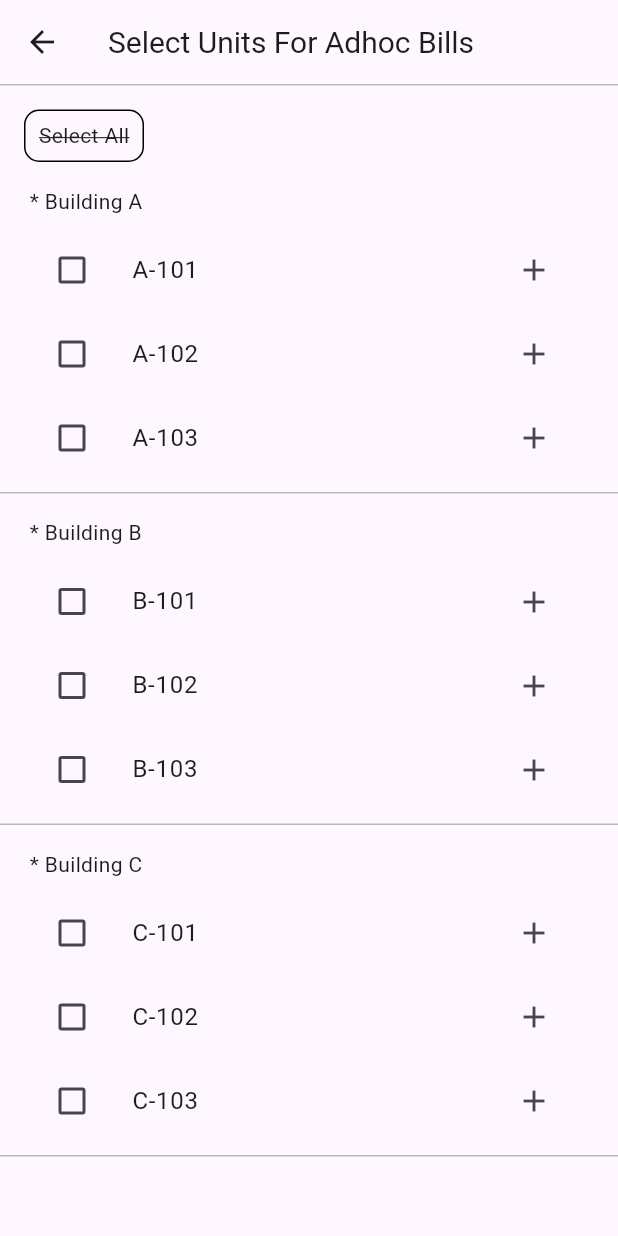
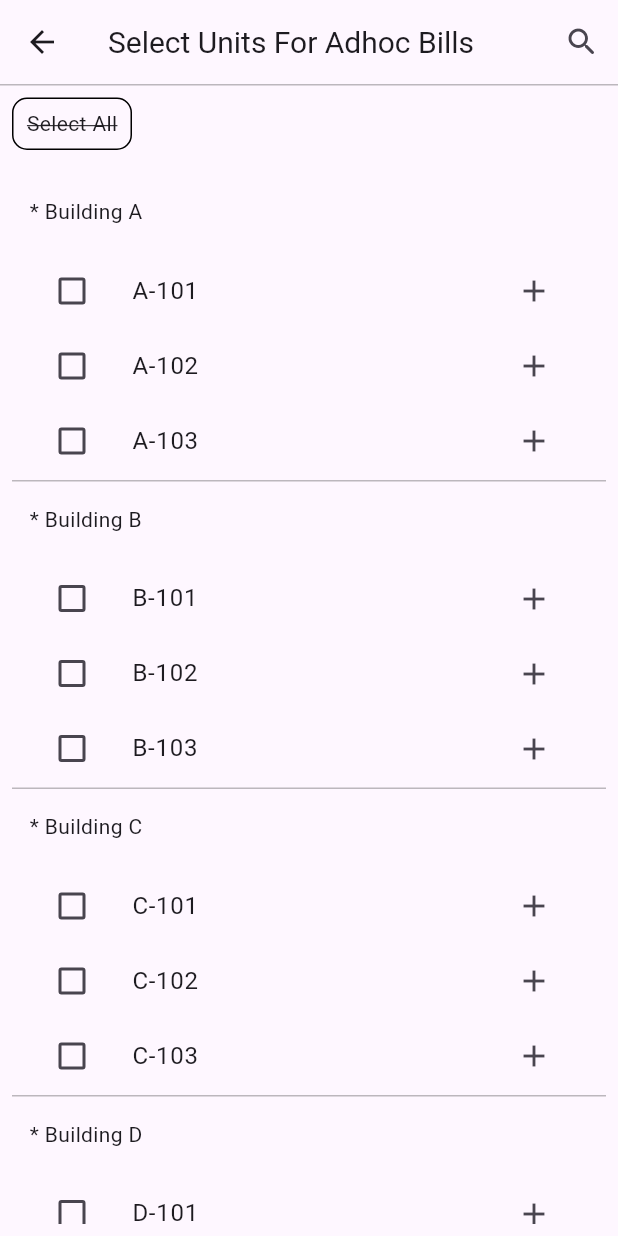
Before and after one commit to Ronak610/one_time_bill, a Flutter app: the CreateScreen screen opened directly, on a phone screen of 412 x 824 dp. Run offline on Flutter 3.47's test engine with Material 2 defaults, Android fonts, the light colour scheme and no system bars; our stand-ins replace get.

Commit message:
05/06/2023

```diff
--- a/lib/main.dart
+++ b/lib/main.dart
@@ -13,12 +13,12 @@ void main() {
     GetMaterialApp(theme: ThemeData(useMaterial3: true),
       debugShowCheckedModeBanner: false,
       routes: {
-      '/':(p0) => BillScreen()
-        // '/': (p0) => tab(),
-        // 'D': (p0) => DraftScreen(),
-        // 'P': (p0) => PublishScreen(),
-        // 'C': (p0) => CreateScreen(),
-        // 'S': (p0) => SelecteScreen(),
+      // '/':(p0) => BillScreen()
+        '/': (p0) => tab(),
+        'D': (p0) => DraftScreen(),
+        'P': (p0) => PublishScreen(),
+        'C': (p0) => CreateScreen(),
+        'S': (p0) => SelecteScreen(),
       },
     ),
   );
--- /dev/null
+++ b/lib/screen/createpage/controller/createbillcontroller.dart
@@ -0,0 +1,40 @@
+import 'package:get/get.dart';
+import 'package:onetimebill/screen/createpage/model/BuildingModel.dart';
+import 'package:onetimebill/screen/createpage/model/CreateBillModel.dart';
+
+class CreateBillController extends GetxController {
+  RxList<BuildingModel> buildingsList = [
+    BuildingModel(
+      buildings: [
+        CreateBillModel(name: "A-101", checked: false, selected: false),
+        CreateBillModel(name: "A-102", checked: false, selected: false),
+        CreateBillModel(name: "A-103", checked: false, selected: false),
+      ],
+      buildingName: "A",
+    ),
+    BuildingModel(
+      buildings: [
+        CreateBillModel(name: "B-101", checked: false, selected: false),
+        CreateBillModel(name: "B-102", checked: false, selected: false),
+        CreateBillModel(name: "B-103", checked: false, selected: false),
+      ],
+      buildingName: "B",
+    ),
+    BuildingModel(
+      buildings: [
+        CreateBillModel(name: "C-101", checked: false, selected: false),
+        CreateBillModel(name: "C-102", checked: false, selected: false),
+        CreateBillModel(name: "C-103", checked: false, selected: false),
+      ],
+      buildingName: "C",
+    ),
+    BuildingModel(
+      buildings: [
+        CreateBillModel(name: "D-101", checked: false, selected: false),
+        CreateBillModel(name: "D-102", checked: false, selected: false),
+        CreateBillModel(name: "D-103", checked: false, selected: false),
+      ],
+      buildingName: "D",
+    ),
+  ].obs;
+}
--- /dev/null
+++ b/lib/screen/createpage/model/BuildingModel.dart
@@ -0,0 +1,9 @@
+import 'package:onetimebill/screen/createpage/model/CreateBillModel.dart';
+
+class BuildingModel
+{
+  List<CreateBillModel>? buildings;
+  String? buildingName;
+
+  BuildingModel({this.buildings,this.buildingName});
+}
--- /dev/null
+++ b/lib/screen/createpage/model/CreateBillModel.dart
@@ -0,0 +1,5 @@
+class CreateBillModel{
+  bool? selected,checked;
+  String? name;
+  CreateBillModel({this.selected,this.checked,this.name});
+}
--- a/lib/screen/createpage/view/createscreen.dart
+++ b/lib/screen/createpage/view/createscreen.dart
@@ -1,6 +1,9 @@
 import 'package:flutter/cupertino.dart';
 import 'package:flutter/material.dart';
 import 'package:get/get.dart';
+import 'package:onetimebill/screen/createpage/controller/createbillcontroller.dart';
+import 'package:onetimebill/screen/createpage/model/BuildingModel.dart';
+import 'package:onetimebill/screen/createpage/model/CreateBillModel.dart';
 
 class CreateScreen extends StatefulWidget {
   const CreateScreen({Key? key}) : super(key: key);
@@ -12,7 +15,7 @@ class CreateScreen extends StatefulWidget {
 class _CreateScreenState extends State<CreateScreen> {
   @override
   Widget build(BuildContext context) {
-
+    CreateBillController createBillController = Get.put(CreateBillController());
     return SafeArea(
       child: Scaffold(
         appBar: AppBar(
@@ -22,19 +25,20 @@ class _CreateScreenState extends State<CreateScreen> {
               fontSize: 20,
             ),
           ),
+          actions: [
+            IconButton(
+              onPressed: () {},
+              icon: Icon(Icons.search_rounded),
             ),
-        body: SingleChildScrollView(
-          child: Column(
+          ],
+        ),
+        body: Column(
           children: [
             Container(
               height: 1,
               width: double.infinity,
               color: Colors.black26,
             ),
-              Padding(
-                padding: const EdgeInsets.all(8.0),
-                child: Column(
-                  children: [
             Align(
               alignment: Alignment.centerLeft,
               child: Padding(
@@ -49,157 +53,73 @@ class _CreateScreenState extends State<CreateScreen> {
                   ),
                   child: Text(
                     "Select All",
-                            style: TextStyle(
-                                decoration: TextDecoration.lineThrough),
+                    style: TextStyle(decoration: TextDecoration.lineThrough),
                   ),
                 ),
               ),
             ),
-                    Padding(
+            Expanded(
+              child: Padding(
                 padding: const EdgeInsets.all(8.0),
-                      child: Container(
+                child: ListView.builder(
+                  itemCount: createBillController.buildingsList.length,
+                  itemBuilder: (context, index) {
+                    return SizedBox(
+                      height:  createBillController.buildingsList[index].buildings!.length * 50+55,
+                      child: Column(
+                        mainAxisSize: MainAxisSize.min,
+                        children: [
+                           Container(
+                              height: 50,
+                              padding: const EdgeInsets.all(8.0),
                               alignment: Alignment.centerLeft,
                               child: Text(
-                          " * Building A",
+                                " * Building ${createBillController.buildingsList[index].buildingName}",
                                 style: TextStyle(),
                               ),
                             ),
+                          Expanded(
+                            child: Obx(
+                              () => Column(
+                                mainAxisSize: MainAxisSize.min,
+                                children: createBillController.buildingsList[index].buildings!
+                                    .asMap()
+                                    .entries
+                                    .map((e) => SizedBox(
+                                  height: 50,
+                                      child: ListTile(
+                                            leading: Checkbox(
+                                              value: createBillController.buildingsList[index].buildings![e.key].checked,
+                                              onChanged: (value) {
+                                                createBillController.buildingsList[index] = BuildingModel(
+                                                  buildingName: createBillController.buildingsList[index].buildingName,
+                                                  buildings: createBillController.buildingsList[index].buildings!.asMap().entries.map((en) => CreateBillModel(name: createBillController.buildingsList[index].buildings![en.key].name,selected: createBillController.buildingsList[index].buildings![en.key].selected,checked: en.key == e.key ? true : false)).toList()
+                                                );
+                                              },
                                             ),
-                    ListTile(
-                      leading: Checkbox(
-                        value: false,
-                        onChanged: (value) {},
+                                            title: Text(
+                                                "${createBillController.buildingsList[index].buildings![e.key].name}"),
+                                            trailing: IconButton(
+                                                icon: Icon(Icons.add),
+                                                onPressed: () {}),
                                           ),
-                      title: Text("A-101"),
-                      trailing:
-                          IconButton(icon: Icon(Icons.add), onPressed: () {}),
-                    ),
-                    ListTile(
-                      leading: Checkbox(
-                        value: false,
-                        onChanged: (value) {},
-                      ),
-                      title: Text("A-102"),
-                      trailing:
-                          IconButton(icon: Icon(Icons.add), onPressed: () {}),
-                    ),
-                    ListTile(
-                      leading: Checkbox(
-                        value: false,
-                        onChanged: (value) {},
-                      ),
-                      title: Text("A-103"),
-                      trailing:
-                          IconButton(icon: Icon(Icons.add), onPressed: () {}),
-                    ),
-                  ],
-                ),
-              ),
-              Container(
-                height: 1,
-                width: double.infinity,
-                color: Colors.black26,
-              ),
-              Padding(
-                padding: const EdgeInsets.all(8.0),
-                child: Column(
-                  children: [
-                    Padding(
-                      padding: const EdgeInsets.all(8.0),
-                      child: Container(
-                        alignment: Alignment.centerLeft,
-                        child: Text(
-                          " * Building B",
-                          style: TextStyle(),
+                                    ))
+                                    .toList(),
                               ),
                             ),
                           ),
-                    ListTile(
-                      leading: Checkbox(
-                        value: false,
-                        onChanged: (value) {},
-                      ),
-                      title: Text("B-101"),
-                      trailing:
-                          IconButton(icon: Icon(Icons.add), onPressed: () {}),
-                    ),
-                    ListTile(
-                      leading: Checkbox(
-                        value: false,
-                        onChanged: (value) {},
-                      ),
-                      title: Text("B-102"),
-                      trailing:
-                          IconButton(icon: Icon(Icons.add), onPressed: () {}),
-                    ),
-                    ListTile(
-                      leading: Checkbox(
-                        value: false,
-                        onChanged: (value) {},
-                      ),
-                      title: Text("B-103"),
-                      trailing:
-                          IconButton(icon: Icon(Icons.add), onPressed: () {}),
-                    ),
-                  ],
-                ),
-              ),
-              Container(
+                          Divider(
                             height: 1,
-                width: double.infinity,
-                color: Colors.black26,
-              ),
-              Padding(
-                padding: const EdgeInsets.all(8.0),
-                child: Column(
-                  children: [
-                    Padding(
-                      padding: const EdgeInsets.all(8.0),
-                      child: Container(
-                        alignment: Alignment.centerLeft,
-                        child: Text(
-                          " * Building C",
-                          style: TextStyle(),
-                        ),
-                      ),
-                    ),
-                    ListTile(
-                      leading: Checkbox(
-                        value: false,
-                        onChanged: (value) {},
-                      ),
-                      title: Text("C-101"),
-                      trailing:
-                          IconButton(icon: Icon(Icons.add), onPressed: () {}),
-                    ),
-                    ListTile(
-                      leading: Checkbox(
-                        value: false,
-                        onChanged: (value) {},
-                      ),
-                      title: Text("C-102"),
-                      trailing:
-                          IconButton(icon: Icon(Icons.add), onPressed: () {}),
-                    ),
-                    ListTile(
-                      leading: Checkbox(
-                        value: false,
-                        onChanged: (value) {},
-                      ),
-                      title: Text("C-103"),
-                      trailing:
-                          IconButton(icon: Icon(Icons.add), onPressed: () {}),
-                    ),
-                  ],
-                ),
-              ),
-              Container(
-                height: 1,
-                width: double.infinity,
                             color: Colors.black26,
                           ),
                         ],
                       ),
+                    );
+                  },
+                ),
+              ),
+            ),
+          ],
         ),
       ),
     );
```
Also changed, not shown: pubspec.lock, 1 other file. Lines whose indentation alone changed are shown as unchanged.
